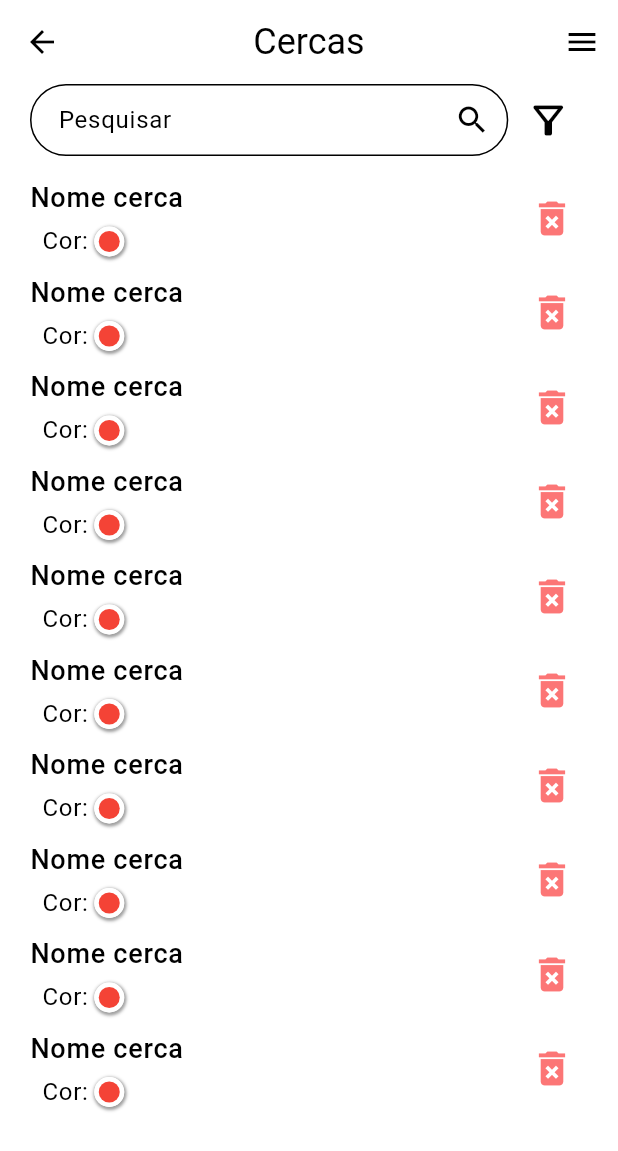
After one commit to RobertoFMBarreto/guardian-people, a Flutter app: the FencesPage screen opened by its route, on a phone screen of 412 x 824 dp. The commit adds this screen. Shown: the top 1151 px of the screen. Run offline on Flutter 3.47's test engine with Material 2 defaults, Android fonts, the phone set to English and light mode, and no system bars; our stand-ins replace flutter_map, flutter_speed_dial, geolocator, latlong2, shared_preferences; missing offline and left inert: flutter_map_dragmarker, flutter_map_line_editor; accounts and stored records are empty.

Commit message:
Fences list Page done

```diff
--- a/lib/main.dart
+++ b/lib/main.dart
@@ -4,7 +4,9 @@ import 'package:flutter/material.dart';
 import 'package:guardian/pages/admin/admin_device_management_page.dart';
 import 'package:guardian/pages/admin/admin_producer_page.dart';
 import 'package:guardian/pages/login_page.dart';
+import 'package:guardian/pages/producer/fences_page.dart';
 import 'package:guardian/pages/producer/geofencing_page.dart';
+import 'package:guardian/pages/producer/manage_fence_page.dart';
 import 'package:guardian/pages/producer/producer_home.dart';
 import 'package:guardian/pages/profile_page.dart';
 import 'package:guardian/pages/welcome_page.dart';
@@ -96,6 +98,8 @@ class MyApp extends StatelessWidget {
         '/admin/producer': (context) => const AdminProducerPage(),
         '/admin/producer/device': (context) => const AdminDeviceManagementPage(),
         '/producer': (context) => const ProducerHome(),
+        '/producer/fences': (context) => const FencesPage(),
+        '/producer/fence/manage': (context) => const ManageFencePage(),
         '/producer/geofencing': (context) => const GeofencingPage(),
       },
     );
--- /dev/null
+++ b/lib/pages/producer/fences_page.dart
@@ -0,0 +1,153 @@
+import 'package:flutter/material.dart';
+import 'package:guardian/models/device.dart';
+import 'package:guardian/models/devices.dart';
+import 'package:guardian/models/focus_manager.dart';
+import 'package:guardian/widgets/fence_item.dart';
+import 'package:guardian/widgets/inputs/search_field_input.dart';
+import 'package:guardian/widgets/inputs/search_filter_input.dart';
+import 'package:guardian/widgets/pages/admin/producer_page/producer_page_drawer.dart';
+
+class FencesPage extends StatefulWidget {
+  const FencesPage({super.key});
+
+  @override
+  State<FencesPage> createState() => _FencesPageState();
+}
+
+class _FencesPageState extends State<FencesPage> {
+  final GlobalKey<ScaffoldState> _scaffoldKey = GlobalKey<ScaffoldState>();
+  String searchString = '';
+  RangeValues _batteryRangeValues = const RangeValues(0, 100);
+  RangeValues _dtUsageRangeValues = const RangeValues(0, 10);
+  RangeValues _elevationRangeValues =
+      const RangeValues(0, 1500); //TODO: Get maior/menor altura de todos os devices
+  RangeValues _tmpRangeValues =
+      const RangeValues(0, 35); //TODO: Get maior/menor tmp de todos os devices
+
+  bool isRemoveMode = false;
+
+  List<Device> backupDevices = [];
+  List<Device> devices = [];
+  @override
+  void initState() {
+    // backup all devices
+    backupDevices.addAll(devices);
+    super.initState();
+  }
+
+  @override
+  Widget build(BuildContext context) {
+    ThemeData theme = Theme.of(context);
+    return GestureDetector(
+      onTap: () {
+        CustomFocusManager.unfocus(context);
+      },
+      child: Scaffold(
+        appBar: AppBar(
+          title: Text(
+            'Cercas',
+            style: theme.textTheme.headlineSmall,
+          ),
+          centerTitle: true,
+        ),
+        key: _scaffoldKey,
+        endDrawer: SafeArea(
+          child: ProducerPageDrawer(
+            batteryRangeValues: _batteryRangeValues,
+            dtUsageRangeValues: _dtUsageRangeValues,
+            tmpRangeValues: _tmpRangeValues,
+            elevationRangeValues: _elevationRangeValues,
+            onChangedBat: (values) {
+              setState(() {
+                _batteryRangeValues = values;
+              });
+            },
+            onChangedDtUsg: (values) {
+              setState(() {
+                _dtUsageRangeValues = values;
+              });
+            },
+            onChangedTmp: (values) {
+              setState(() {
+                _tmpRangeValues = values;
+              });
+            },
+            onChangedElev: (values) {
+              setState(() {
+                _elevationRangeValues = values;
+              });
+            },
+            onConfirm: () {
+              setState(() {
+                devices = Devices.filterByAll(
+                  batteryRangeValues: _batteryRangeValues,
+                  dtUsageRangeValues: _dtUsageRangeValues,
+                  tmpRangeValues: _tmpRangeValues,
+                  elevationRangeValues: _elevationRangeValues,
+                  searchString: searchString,
+                  devicesList: backupDevices,
+                );
+              });
+              _scaffoldKey.currentState!.closeEndDrawer();
+            },
+            onResetFilters: () {
+              setState(() {
+                _batteryRangeValues = const RangeValues(0, 100);
+                _dtUsageRangeValues = const RangeValues(0, 10);
+                _elevationRangeValues = const RangeValues(0, 1500);
+                _tmpRangeValues = const RangeValues(0, 35);
+                devices = Devices.filterByAll(
+                  batteryRangeValues: _batteryRangeValues,
+                  dtUsageRangeValues: _dtUsageRangeValues,
+                  tmpRangeValues: _tmpRangeValues,
+                  elevationRangeValues: _elevationRangeValues,
+                  searchString: searchString,
+                  devicesList: backupDevices,
+                );
+              });
+            },
+          ),
+        ),
+        body: SafeArea(
+          child: Column(
+            children: [
+              Padding(
+                padding: const EdgeInsets.symmetric(horizontal: 20.0),
+                child: SearchWithFilterInput(
+                  onFilter: () {
+                    _scaffoldKey.currentState!.openEndDrawer();
+                  },
+                  onSearchChanged: (value) {
+                    setState(() {
+                      searchString = value;
+                      devices = Devices.searchDevice(value, backupDevices);
+                    });
+                  },
+                ),
+              ),
+              Expanded(
+                child: ListView.builder(
+                  padding: const EdgeInsets.symmetric(horizontal: 20, vertical: 10),
+                  itemCount: 10,
+                  itemBuilder: (context, index) => GestureDetector(
+                    onTap: () {
+                      Navigator.of(context).pushNamed('/producer/fence/manage');
+                    },
+                    child: Padding(
+                      padding: EdgeInsets.symmetric(vertical: 4.0),
+                      child: FenceItem(
+                        onRemove: () {
+                          //!TODO remove item from list
+                        },
+                      ),
+                    ),
+                  ),
+                ),
+              )
+            ],
+          ),
+        ),
+      ),
+    );
+  }
+}
--- a/lib/pages/producer/producer_home.dart
+++ b/lib/pages/producer/producer_home.dart
@@ -155,9 +155,9 @@ class _ProducerHomeState extends State<ProducerHome> {
                             children: [
                               ElevatedButton(
                                 onPressed: () {
-                                  Navigator.of(context).pushNamed('/producer/geofencing');
+                                  Navigator.of(context).pushNamed('/producer/fences');
                                 },
-                                child: const Text('Cerca'),
+                                child: const Text('Cercas'),
                               ),
                             ],
                           ),
--- /dev/null
+++ b/lib/widgets/color_circle.dart
@@ -0,0 +1,32 @@
+import 'package:flutter/material.dart';
+
+class ColorCircle extends StatelessWidget {
+  final Color color;
+  const ColorCircle({super.key, required this.color});
+
+  @override
+  Widget build(BuildContext context) {
+    return Stack(
+      alignment: Alignment.center,
+      children: [
+        Container(
+          decoration: const BoxDecoration(
+            color: Colors.white,
+            shape: BoxShape.circle,
+            boxShadow: [
+              BoxShadow(blurRadius: 1, color: Colors.grey, spreadRadius: 1, offset: Offset(.5, 1)),
+            ],
+          ),
+          child: const CircleAvatar(
+            backgroundColor: Colors.white,
+            radius: 10,
+          ),
+        ),
+        CircleAvatar(
+          backgroundColor: color,
+          radius: 7,
+        ),
+      ],
+    );
+  }
+}
--- /dev/null
+++ b/lib/widgets/fence_item.dart
@@ -0,0 +1,58 @@
+import 'package:flutter/material.dart';
+import 'package:guardian/widgets/color_circle.dart';
+
+class FenceItem extends StatelessWidget {
+  final Function() onRemove;
+  const FenceItem({super.key, required this.onRemove});
+
+  @override
+  Widget build(BuildContext context) {
+    ThemeData theme = Theme.of(context);
+    return Row(
+      mainAxisAlignment: MainAxisAlignment.spaceBetween,
+      crossAxisAlignment: CrossAxisAlignment.center,
+      children: [
+        Column(
+          crossAxisAlignment: CrossAxisAlignment.start,
+          children: [
+            Padding(
+              padding: const EdgeInsets.only(bottom: 4.0),
+              child: Text(
+                'Nome cerca',
+                style: theme.textTheme.bodyLarge!.copyWith(
+                  fontSize: 18,
+                  fontWeight: FontWeight.w500,
+                ),
+              ),
+            ),
+            Padding(
+              padding: const EdgeInsets.only(left: 8.0),
+              child: Row(
+                children: [
+                  Padding(
+                    padding: const EdgeInsets.only(right: 4.0),
+                    child: Text(
+                      'Cor:',
+                      style: theme.textTheme.bodyLarge!.copyWith(
+                        fontSize: 16,
+                      ),
+                    ),
+                  ),
+                  const ColorCircle(
+                    color: Colors.red,
+                  ),
+                ],
+              ),
+            )
+          ],
+        ),
+        IconButton(
+          onPressed: onRemove,
+          icon: const Icon(Icons.delete_forever),
+          iconSize: 30,
+          color: theme.colorScheme.error,
+        )
+      ],
+    );
+  }
+}
--- /dev/null
+++ b/lib/widgets/inputs/search_filter_input.dart
@@ -0,0 +1,30 @@
+import 'package:flutter/material.dart';
+import 'package:guardian/widgets/inputs/search_field_input.dart';
+
+class SearchWithFilterInput extends StatelessWidget {
+  final void Function() onFilter;
+  final void Function(String) onSearchChanged;
+  const SearchWithFilterInput({super.key, required this.onFilter, required this.onSearchChanged});
+
+  @override
+  Widget build(BuildContext context) {
+    return Row(
+      children: [
+        Expanded(
+          flex: 12,
+          child: SearchFieldInput(
+            label: 'Pesquisar',
+            onChanged: onSearchChanged,
+          ),
+        ),
+        Expanded(
+            flex: 2,
+            child: IconButton(
+              icon: const Icon(Icons.filter_alt_outlined),
+              onPressed: onFilter,
+              iconSize: 30,
+            )),
+      ],
+    );
+  }
+}
```
Also changed, not shown: lib/pages/admin/admin_producer_page.dart (+11 -24 lines), lib/pages/producer/manage_fence_page.dart (added, +10 -0 lines).
